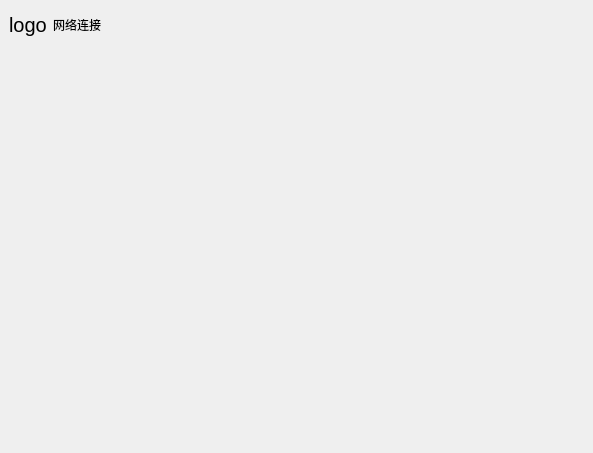
First picture: the form in page_net.ui, repository CodePupil-min/eems, before the edit.
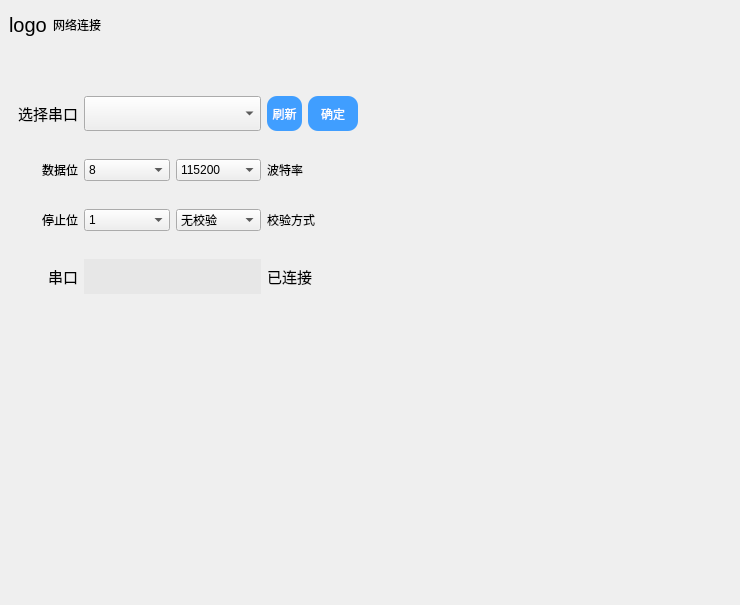
Second picture: the form after the edit.

Commit message: V1.1.0（初步实现串口通信）

```diff
--- a/page_net.ui
+++ b/page_net.ui
@@ -6,13 +6,22 @@
    <rect>
     <x>0</x>
     <y>0</y>
-    <width>593</width>
-    <height>453</height>
+    <width>740</width>
+    <height>605</height>
    </rect>
   </property>
   <property name="windowTitle">
    <string>Form</string>
   </property>
+  <property name="styleSheet">
+   <string notr="true">QPushButton{
+border:none;
+border-radius:10px;
+background-color:#409EFF;
+color:white;
+}
+</string>
+  </property>
   <layout class="QGridLayout" name="gridLayout">
    <property name="leftMargin">
     <number>0</number>
@@ -78,7 +87,318 @@
     </widget>
    </item>
    <item row="1" column="0">
-    <widget class="QWidget" name="widget" native="true"/>
+    <widget class="QWidget" name="main" native="true">
+     <property name="styleSheet">
+      <string notr="true">#main&gt;QWidget{
+	border-radius:25px;
+	background-color: white;
+}</string>
+     </property>
+     <layout class="QGridLayout" name="gridLayout_3">
+      <item row="0" column="0">
+       <widget class="QWidget" name="widget_3" native="true">
+        <property name="styleSheet">
+         <string notr="true">#sure:hover{
+background-color:#70B6FF
+}
+#sure:pressed{
+background:#155CA6
+}
+#refresh:hover{
+background-color:#70B6FF
+}
+#refresh:pressed{
+background:#155CA6
+}</string>
+        </property>
+        <layout class="QGridLayout" name="gridLayout_2">
+         <item row="0" column="0">
+          <widget class="QLabel" name="label">
+           <property name="sizePolicy">
+            <sizepolicy hsizetype="Fixed" vsizetype="Preferred">
+             <horstretch>0</horstretch>
+             <verstretch>0</verstretch>
+            </sizepolicy>
+           </property>
+           <property name="font">
+            <font>
+             <pointsize>11</pointsize>
+            </font>
+           </property>
+           <property name="text">
+            <string>选择串口</string>
+           </property>
+           <property name="alignment">
+            <set>Qt::AlignRight|Qt::AlignTrailing|Qt::AlignVCenter</set>
+           </property>
+          </widget>
+         </item>
+         <item row="0" column="1" colspan="2">
+          <widget class="QComboBox" name="ports">
+           <property name="sizePolicy">
+            <sizepolicy hsizetype="Preferred" vsizetype="Preferred">
+             <horstretch>0</horstretch>
+             <verstretch>0</verstretch>
+            </sizepolicy>
+           </property>
+           <property name="font">
+            <font>
+             <pointsize>10</pointsize>
+            </font>
+           </property>
+          </widget>
+         </item>
+         <item row="0" column="4">
+          <widget class="QPushButton" name="sure">
+           <property name="sizePolicy">
+            <sizepolicy hsizetype="Maximum" vsizetype="Preferred">
+             <horstretch>0</horstretch>
+             <verstretch>0</verstretch>
+            </sizepolicy>
+           </property>
+           <property name="maximumSize">
+            <size>
+             <width>50</width>
+             <height>35</height>
+            </size>
+           </property>
+           <property name="text">
+            <string>确定</string>
+           </property>
+          </widget>
+         </item>
+         <item row="3" column="1" colspan="2">
+          <widget class="QLabel" name="current_port">
+           <property name="sizePolicy">
+            <sizepolicy hsizetype="Expanding" vsizetype="Preferred">
+             <horstretch>0</horstretch>
+             <verstretch>0</verstretch>
+            </sizepolicy>
+           </property>
+           <property name="maximumSize">
+            <size>
+             <width>16777215</width>
+             <height>35</height>
+            </size>
+           </property>
+           <property name="font">
+            <font>
+             <pointsize>11</pointsize>
+            </font>
+           </property>
+           <property name="styleSheet">
+            <string notr="true">background-color: rgb(231, 231, 231);</string>
+           </property>
+           <property name="text">
+            <string/>
+           </property>
+           <property name="alignment">
+            <set>Qt::AlignLeading|Qt::AlignLeft|Qt::AlignVCenter</set>
+           </property>
+          </widget>
+         </item>
+         <item row="2" column="0">
+          <widget class="QLabel" name="label_4">
+           <property name="text">
+            <string>停止位</string>
+           </property>
+           <property name="alignment">
+            <set>Qt::AlignRight|Qt::AlignTrailing|Qt::AlignVCenter</set>
+           </property>
+          </widget>
+         </item>
+         <item row="3" column="3" colspan="2">
+          <widget class="QLabel" name="label_2">
+           <property name="font">
+            <font>
+             <pointsize>11</pointsize>
+            </font>
+           </property>
+           <property name="text">
+            <string>已连接</string>
+           </property>
+          </widget>
+         </item>
+         <item row="1" column="3" colspan="2">
+          <widget class="QLabel" name="label_5">
+           <property name="text">
+            <string>波特率</string>
+           </property>
+          </widget>
+         </item>
+         <item row="3" column="0">
+          <widget class="QLabel" name="icon_port">
+           <property name="font">
+            <font>
+             <pointsize>11</pointsize>
+            </font>
+           </property>
+           <property name="styleSheet">
+            <string notr="true"/>
+           </property>
+           <property name="text">
+            <string>串口</string>
+           </property>
+           <property name="alignment">
+            <set>Qt::AlignRight|Qt::AlignTrailing|Qt::AlignVCenter</set>
+           </property>
+          </widget>
+         </item>
+         <item row="2" column="1">
+          <widget class="QComboBox" name="port_stop">
+           <item>
+            <property name="text">
+             <string>1</string>
+            </property>
+           </item>
+           <item>
+            <property name="text">
+             <string>2</string>
+            </property>
+           </item>
+          </widget>
+         </item>
+         <item row="0" column="3">
+          <widget class="QPushButton" name="refresh">
+           <property name="sizePolicy">
+            <sizepolicy hsizetype="Maximum" vsizetype="Maximum">
+             <horstretch>0</horstretch>
+             <verstretch>0</verstretch>
+            </sizepolicy>
+           </property>
+           <property name="maximumSize">
+            <size>
+             <width>35</width>
+             <height>35</height>
+            </size>
+           </property>
+           <property name="text">
+            <string>刷新</string>
+           </property>
+          </widget>
+         </item>
+         <item row="1" column="0">
+          <widget class="QLabel" name="label_3">
+           <property name="sizePolicy">
+            <sizepolicy hsizetype="Preferred" vsizetype="Fixed">
+             <horstretch>0</horstretch>
+             <verstretch>0</verstretch>
+            </sizepolicy>
+           </property>
+           <property name="text">
+            <string>数据位</string>
+           </property>
+           <property name="alignment">
+            <set>Qt::AlignRight|Qt::AlignTrailing|Qt::AlignVCenter</set>
+           </property>
+          </widget>
+         </item>
+         <item row="2" column="3" colspan="2">
+          <widget class="QLabel" name="label_6">
+           <property name="text">
+            <string>校验方式</string>
+           </property>
+           <property name="alignment">
+            <set>Qt::AlignLeading|Qt::AlignLeft|Qt::AlignVCenter</set>
+           </property>
+          </widget>
+         </item>
+         <item row="2" column="2">
+          <widget class="QComboBox" name="port_parity">
+           <item>
+            <property name="text">
+             <string>无校验</string>
+            </property>
+           </item>
+           <item>
+            <property name="text">
+             <string>奇校验</string>
+            </property>
+           </item>
+           <item>
+            <property name="text">
+             <string>偶校验</string>
+            </property>
+           </item>
+          </widget>
+         </item>
+         <item row="1" column="2">
+          <widget class="QComboBox" name="port_baud">
+           <item>
+            <property name="text">
+             <string>115200</string>
+            </property>
+           </item>
+           <item>
+            <property name="text">
+             <string>57600</string>
+            </property>
+           </item>
+           <item>
+            <property name="text">
+             <string>38400</string>
+            </property>
+           </item>
+           <item>
+            <property name="text">
+             <string>19200</string>
+            </property>
+           </item>
+           <item>
+            <property name="text">
+             <string>4800</string>
+            </property>
+           </item>
+           <item>
+            <property name="text">
+             <string>2400</string>
+            </property>
+           </item>
+           <item>
+            <property name="text">
+             <string>1200</string>
+            </property>
+           </item>
+          </widget>
+         </item>
+         <item row="1" column="1">
+          <widget class="QComboBox" name="port_data">
+           <item>
+            <property name="text">
+             <string>8</string>
+            </property>
+           </item>
+           <item>
+            <property name="text">
+             <string>7</string>
+            </property>
+           </item>
+           <item>
+            <property name="text">
+             <string>6</string>
+            </property>
+           </item>
+           <item>
+            <property name="text">
+             <string>5</string>
+            </property>
+           </item>
+          </widget>
+         </item>
+        </layout>
+       </widget>
+      </item>
+      <item row="0" column="1">
+       <widget class="QWidget" name="widget" native="true"/>
+      </item>
+      <item row="1" column="0">
+       <widget class="QWidget" name="widget_4" native="true"/>
+      </item>
+      <item row="1" column="1">
+       <widget class="QWidget" name="widget_5" native="true"/>
+      </item>
+     </layout>
+    </widget>
    </item>
   </layout>
  </widget>
```
The commit also changes 24 other files.
